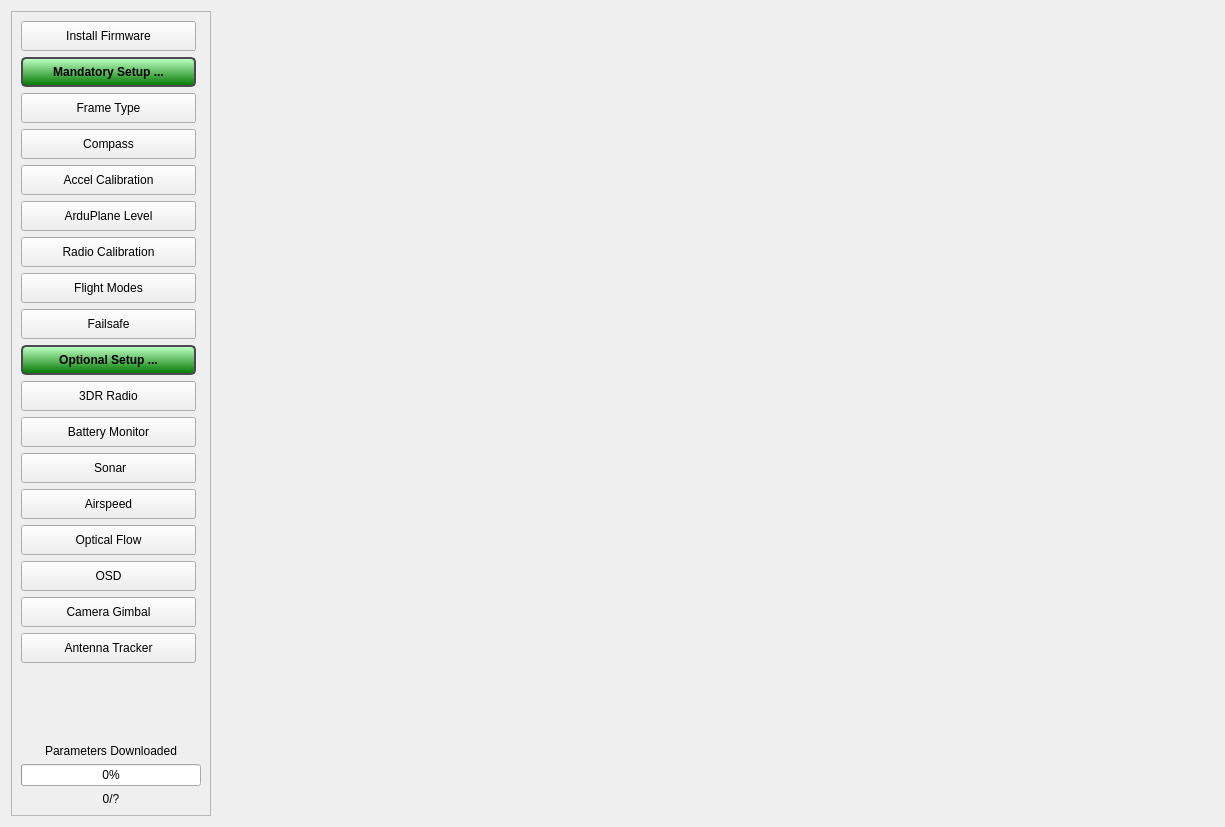
The window that src/ui/configuration/ApmHardwareConfig.ui (ArduPilot/apm_planner) describes before a commit, drawn with Qt 5.
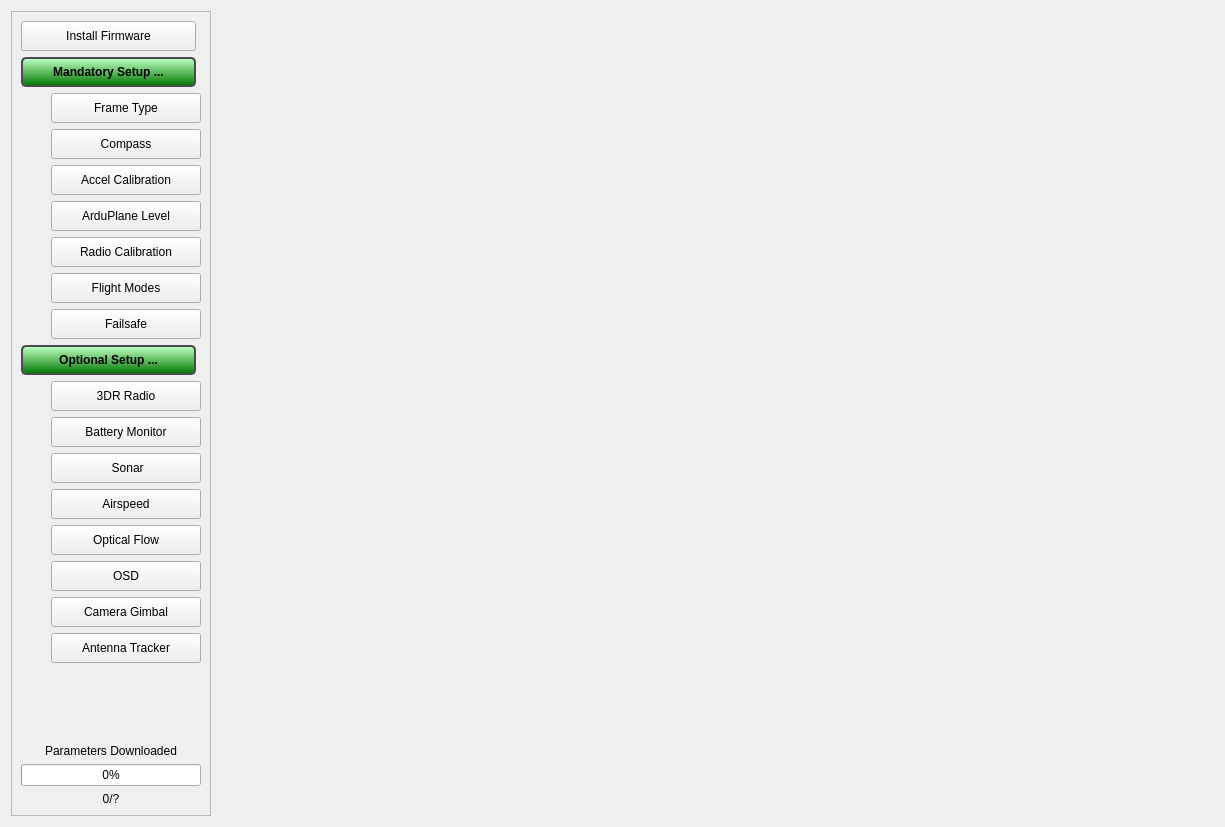
The same window after the commit. Icons and pictures are not drawn.

Commit message: Support for smaller sub-option buttons and + sign for group buttons

The edit to the form file:
```diff
--- a/src/ui/configuration/ApmHardwareConfig.ui
+++ b/src/ui/configuration/ApmHardwareConfig.ui
@@ -122,17 +122,17 @@
            </property>
           </widget>
          </item>
-         <item>
+         <item alignment="Qt::AlignRight">
           <widget class="QPushButton" name="frameTypeButton">
            <property name="minimumSize">
             <size>
-             <width>175</width>
+             <width>150</width>
              <height>30</height>
             </size>
            </property>
            <property name="maximumSize">
             <size>
-             <width>175</width>
+             <width>150</width>
              <height>30</height>
             </size>
            </property>
@@ -144,17 +144,17 @@
            </property>
           </widget>
          </item>
-         <item>
+         <item alignment="Qt::AlignRight">
           <widget class="QPushButton" name="compassButton">
            <property name="minimumSize">
             <size>
-             <width>175</width>
+             <width>150</width>
              <height>30</height>
             </size>
            </property>
            <property name="maximumSize">
             <size>
-             <width>175</width>
+             <width>150</width>
              <height>30</height>
             </size>
            </property>
@@ -163,17 +163,17 @@
            </property>
           </widget>
          </item>
-         <item>
+         <item alignment="Qt::AlignRight">
           <widget class="QPushButton" name="accelCalibrateButton">
            <property name="minimumSize">
             <size>
-             <width>175</width>
+             <width>150</width>
              <height>30</height>
             </size>
            </property>
            <property name="maximumSize">
             <size>
-             <width>175</width>
+             <width>150</width>
              <height>30</height>
             </size>
            </property>
@@ -188,17 +188,17 @@
            </property>
           </widget>
          </item>
-         <item>
+         <item alignment="Qt::AlignRight">
           <widget class="QPushButton" name="arduPlaneLevelButton">
            <property name="minimumSize">
             <size>
-             <width>175</width>
+             <width>150</width>
              <height>30</height>
             </size>
            </property>
            <property name="maximumSize">
             <size>
-             <width>175</width>
+             <width>150</width>
              <height>30</height>
             </size>
            </property>
@@ -213,17 +213,17 @@
            </property>
           </widget>
          </item>
-         <item>
+         <item alignment="Qt::AlignRight">
           <widget class="QPushButton" name="radioCalibrateButton">
            <property name="minimumSize">
             <size>
-             <width>175</width>
+             <width>150</width>
              <height>30</height>
             </size>
            </property>
            <property name="maximumSize">
             <size>
-             <width>175</width>
+             <width>150</width>
              <height>30</height>
             </size>
            </property>
@@ -238,17 +238,17 @@
            </property>
           </widget>
          </item>
-         <item>
+         <item alignment="Qt::AlignRight">
           <widget class="QPushButton" name="flightModesButton">
            <property name="minimumSize">
             <size>
-             <width>175</width>
+             <width>150</width>
              <height>30</height>
             </size>
            </property>
            <property name="maximumSize">
             <size>
-             <width>175</width>
+             <width>150</width>
              <height>30</height>
             </size>
            </property>
@@ -257,17 +257,17 @@
            </property>
           </widget>
          </item>
-         <item>
+         <item alignment="Qt::AlignRight">
           <widget class="QPushButton" name="failSafeButton">
            <property name="minimumSize">
             <size>
-             <width>175</width>
+             <width>150</width>
              <height>30</height>
             </size>
            </property>
            <property name="maximumSize">
             <size>
-             <width>175</width>
+             <width>150</width>
              <height>30</height>
             </size>
            </property>
@@ -321,17 +321,17 @@
            </property>
           </widget>
          </item>
-         <item>
+         <item alignment="Qt::AlignRight">
           <widget class="QPushButton" name="radio3DRButton">
            <property name="minimumSize">
             <size>
-             <width>175</width>
+             <width>150</width>
              <height>30</height>
             </size>
            </property>
            <property name="maximumSize">
             <size>
-             <width>175</width>
+             <width>150</width>
              <height>30</height>
             </size>
            </property>
@@ -340,17 +340,17 @@
            </property>
           </widget>
          </item>
-         <item>
+         <item alignment="Qt::AlignRight">
           <widget class="QPushButton" name="batteryMonitorButton">
            <property name="minimumSize">
             <size>
-             <width>175</width>
+             <width>150</width>
              <height>30</height>
             </size>
            </property>
            <property name="maximumSize">
             <size>
-             <width>175</width>
+             <width>150</width>
              <height>30</height>
             </size>
            </property>
@@ -359,17 +359,17 @@
            </property>
           </widget>
          </item>
-         <item>
+         <item alignment="Qt::AlignRight">
           <widget class="QPushButton" name="sonarButton">
            <property name="minimumSize">
             <size>
-             <width>175</width>
+             <width>150</width>
              <height>30</height>
             </size>
            </property>
            <property name="maximumSize">
             <size>
-             <width>175</width>
+             <width>150</width>
              <height>30</height>
             </size>
            </property>
@@ -378,17 +378,17 @@
            </property>
           </widget>
          </item>
-         <item>
+         <item alignment="Qt::AlignRight">
           <widget class="QPushButton" name="airspeedButton">
            <property name="minimumSize">
             <size>
-             <width>175</width>
+             <width>150</width>
              <height>30</height>
             </size>
            </property>
            <property name="maximumSize">
             <size>
-             <width>175</width>
+             <width>150</width>
              <height>30</height>
             </size>
            </property>
@@ -397,17 +397,17 @@
            </property>
           </widget>
          </item>
-         <item>
+         <item alignment="Qt::AlignRight">
           <widget class="QPushButton" name="opticalFlowButton">
            <property name="minimumSize">
             <size>
-             <width>175</width>
+             <width>150</width>
              <height>30</height>
             </size>
            </property>
            <property name="maximumSize">
             <size>
-             <width>175</width>
+             <width>150</width>
              <height>30</height>
             </size>
            </property>
@@ -416,17 +416,17 @@
            </property>
           </widget>
          </item>
-         <item>
+         <item alignment="Qt::AlignRight">
           <widget class="QPushButton" name="osdButton">
            <property name="minimumSize">
             <size>
-             <width>175</width>
+             <width>150</width>
              <height>30</height>
             </size>
            </property>
            <property name="maximumSize">
             <size>
-             <width>175</width>
+             <width>150</width>
              <height>30</height>
             </size>
            </property>
@@ -435,17 +435,17 @@
            </property>
           </widget>
          </item>
-         <item>
+         <item alignment="Qt::AlignRight">
           <widget class="QPushButton" name="cameraGimbalButton">
            <property name="minimumSize">
             <size>
-             <width>175</width>
+             <width>150</width>
              <height>30</height>
             </size>
            </property>
            <property name="maximumSize">
             <size>
-             <width>175</width>
+             <width>150</width>
              <height>30</height>
             </size>
            </property>
@@ -454,17 +454,17 @@
            </property>
           </widget>
          </item>
-         <item>
+         <item alignment="Qt::AlignRight">
           <widget class="QPushButton" name="antennaTrackerButton">
            <property name="minimumSize">
             <size>
-             <width>175</width>
+             <width>150</width>
              <height>30</height>
             </size>
            </property>
            <property name="maximumSize">
             <size>
-             <width>175</width>
+             <width>150</width>
              <height>30</height>
             </size>
            </property>
```
Left out of the diff: 10 changed lines with no effect on the pictures. The commit also changes 1 other file.
